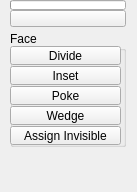
First picture: the form in ui/1_base_menus/2_sub_menus/3_main_menus/polygons_face.ui, repository m3trik/Scripts_portable, before the edit.
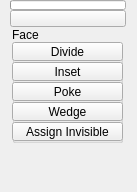
Second picture: the form after the edit. Custom widgets are drawn as their Qt base class.

```diff
--- a/ui/1_base_menus/2_sub_menus/3_main_menus/polygons_face.ui
+++ b/ui/1_base_menus/2_sub_menus/3_main_menus/polygons_face.ui
@@ -200,8 +200,8 @@
            </property>
            <property name="maximumSize">
             <size>
-             <width>999</width>
-             <height>108</height>
+             <width>111</width>
+             <height>999</height>
             </size>
            </property>
            <property name="baseSize">
```
